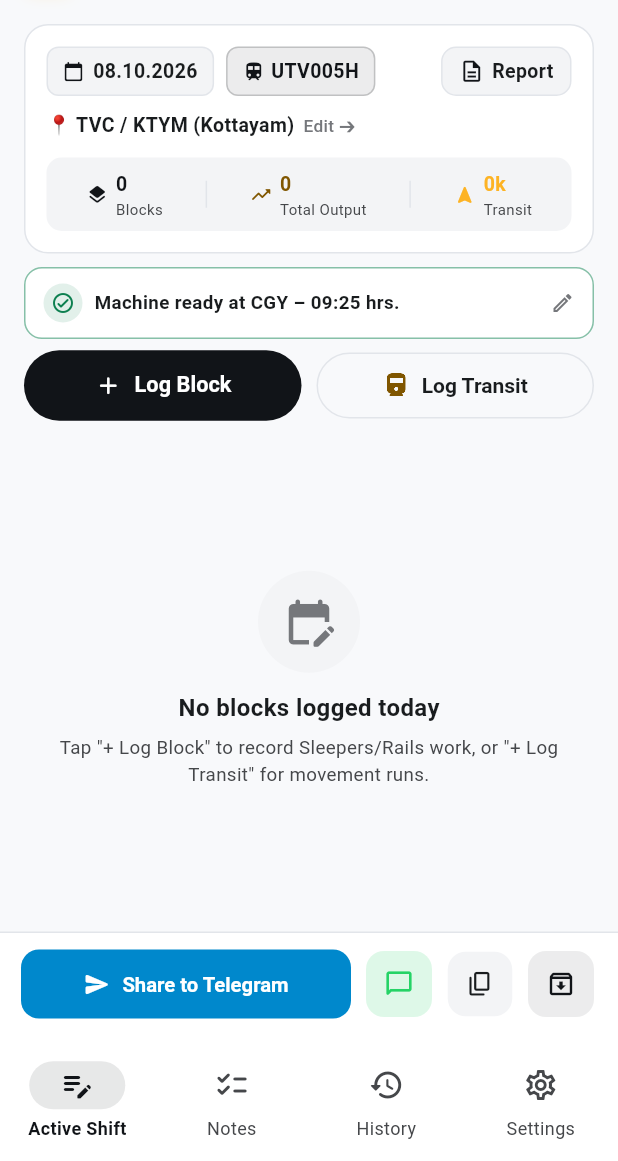
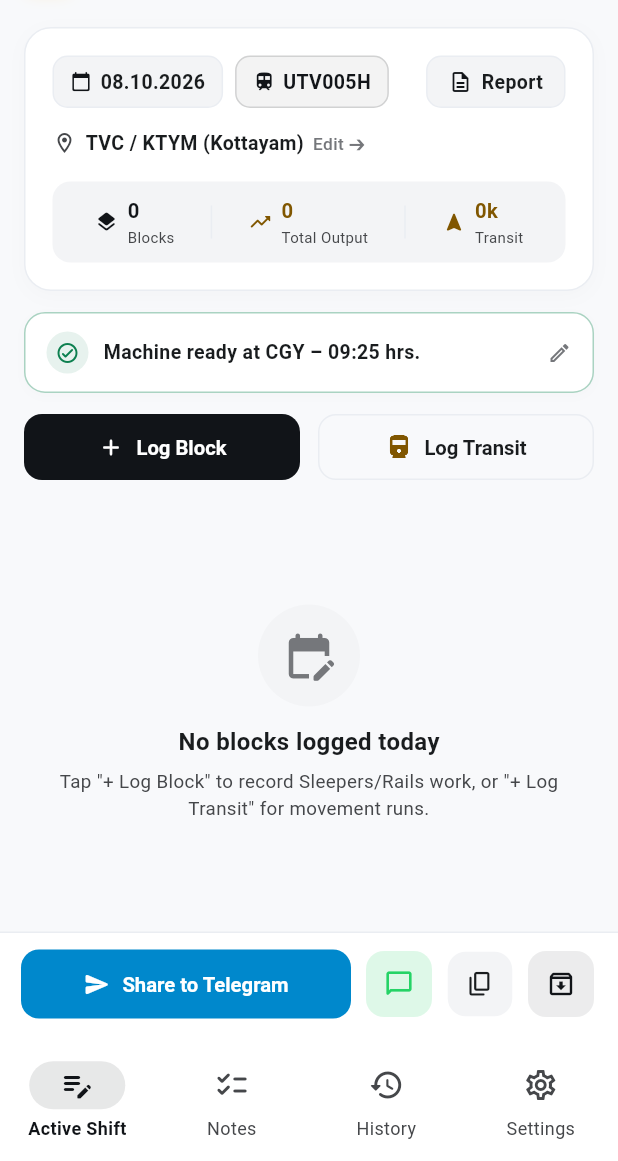
Before and after one commit to turboaristocrat/trackr-lite, a Flutter app: the screen it shows after launch, on a phone screen of 412 x 824 dp, the part 75-1236 px from its top. Run offline on Flutter 3.47's test engine with Material 3 defaults, Android fonts, the phone set to English and light mode, and no system bars; our stand-ins replace file_picker, share_plus, shared_preferences, web.

Commit message:
Refactor shift card, header, and buttons for airy, aesthetic, spacious design

```diff
--- a/lib/screens/shift_screen.dart
+++ b/lib/screens/shift_screen.dart
@@ -249,26 +249,35 @@ class ShiftScreenState extends State<ShiftScreen> {
       children: [
         // ================= TOP HEADER CARD =================
         Container(
-          margin: const EdgeInsets.fromLTRB(16, 10, 16, 6),
-          padding: const EdgeInsets.all(14),
+          margin: const EdgeInsets.fromLTRB(16, 12, 16, 10),
+          padding: const EdgeInsets.all(18),
           decoration: BoxDecoration(
             color: AppTheme.cardBg,
-            borderRadius: BorderRadius.circular(16),
+            borderRadius: BorderRadius.circular(18),
             border: Border.all(color: AppTheme.borderColor),
+            boxShadow: [
+              BoxShadow(
+                color: Colors.black.withValues(alpha: 0.02),
+                blurRadius: 10,
+                offset: const Offset(0, 3),
+              ),
+            ],
           ),
           child: Column(
+            crossAxisAlignment: CrossAxisAlignment.start,
             children: [
+              // Top Row: Date Chip, Machine Badge, Large Report Button
               Row(
                 children: [
                   // Date Chip
                   InkWell(
                     onTap: _pickDate,
-                    borderRadius: BorderRadius.circular(8),
+                    borderRadius: BorderRadius.circular(10),
                     child: Container(
-                      padding: const EdgeInsets.symmetric(horizontal: 10, vertical: 6),
+                      padding: const EdgeInsets.symmetric(horizontal: 11, vertical: 7),
                       decoration: BoxDecoration(
                         color: AppTheme.surfaceContainerLow,
-                        borderRadius: BorderRadius.circular(8),
+                        borderRadius: BorderRadius.circular(10),
                         border: Border.all(color: AppTheme.borderColor),
                       ),
                       child: Row(
@@ -276,7 +285,7 @@ class ShiftScreenState extends State<ShiftScreen> {
                         children: [
                           const Icon(Icons.calendar_today_rounded, size: 14, color: AppTheme.primary),
                           const SizedBox(width: 6),
-                          Text(displayDate, style: const TextStyle(fontWeight: FontWeight.bold, fontSize: 13)),
+                          Text(displayDate, style: const TextStyle(fontWeight: FontWeight.w600, fontSize: 13)),
                         ],
                       ),
                     ),
@@ -286,19 +295,19 @@ class ShiftScreenState extends State<ShiftScreen> {
                   // Machine Badge
                   InkWell(
                     onTap: _editSetup,
-                    borderRadius: BorderRadius.circular(8),
+                    borderRadius: BorderRadius.circular(10),
                     child: Container(
-                      padding: const EdgeInsets.symmetric(horizontal: 10, vertical: 6),
+                      padding: const EdgeInsets.symmetric(horizontal: 11, vertical: 7),
                       decoration: BoxDecoration(
-                        color: AppTheme.primary.withValues(alpha: 0.08),
-                        borderRadius: BorderRadius.circular(8),
-                        border: Border.all(color: AppTheme.primary.withValues(alpha: 0.2)),
+                        color: AppTheme.primary.withValues(alpha: 0.05),
+                        borderRadius: BorderRadius.circular(10),
+                        border: Border.all(color: AppTheme.primary.withValues(alpha: 0.15)),
                       ),
                       child: Row(
                         mainAxisSize: MainAxisSize.min,
                         children: [
                           const Icon(Icons.train_rounded, size: 15, color: AppTheme.primary),
-                          const SizedBox(width: 4),
+                          const SizedBox(width: 5),
                           Text(
                             shift.machineName,
                             style: const TextStyle(fontWeight: FontWeight.bold, fontSize: 13, color: AppTheme.primary),
@@ -308,11 +317,13 @@ class ShiftScreenState extends State<ShiftScreen> {
                     ),
                   ),
                   const Spacer(),
+
+                  // Big Report Button
                   InkWell(
                     onTap: _previewReport,
                     borderRadius: BorderRadius.circular(10),
                     child: Container(
-                      padding: const EdgeInsets.symmetric(horizontal: 11, vertical: 6),
+                      padding: const EdgeInsets.symmetric(horizontal: 14, vertical: 7),
                       decoration: BoxDecoration(
                         color: AppTheme.surfaceContainerLow,
                         borderRadius: BorderRadius.circular(10),
@@ -321,8 +332,8 @@ class ShiftScreenState extends State<ShiftScreen> {
                       child: const Row(
                         mainAxisSize: MainAxisSize.min,
                         children: [
-                          Icon(Icons.description_outlined, size: 17, color: AppTheme.primary),
-                          SizedBox(width: 5),
+                          Icon(Icons.description_outlined, size: 16, color: AppTheme.primary),
+                          SizedBox(width: 6),
                           Text(
                             'Report',
                             style: TextStyle(
@@ -337,7 +348,7 @@ class ShiftScreenState extends State<ShiftScreen> {
                   ),
                 ],
               ),
-              const SizedBox(height: 8),
+              const SizedBox(height: 12),
 
               // Division & Section with Station Details
               InkWell(
@@ -347,11 +358,13 @@ class ShiftScreenState extends State<ShiftScreen> {
                   padding: const EdgeInsets.symmetric(vertical: 2.0),
                   child: Row(
                     children: [
+                      const Icon(Icons.location_on_outlined, size: 16, color: AppTheme.textSecondary),
+                      const SizedBox(width: 6),
                       Flexible(
                         child: Text(
                           hasStationDetail
-                              ? '📍 ${shift.division} / ${shift.section} ($stationDetail)'
-                              : '📍 Division: ${shift.division}   •   Section: ${shift.section}',
+                              ? '${shift.division} / ${shift.section} ($stationDetail)'
+                              : 'Division: ${shift.division}   •   Section: ${shift.section}',
                           style: const TextStyle(fontWeight: FontWeight.w600, fontSize: 13, color: AppTheme.textPrimary),
                           overflow: TextOverflow.ellipsis,
                         ),
@@ -365,20 +378,20 @@ class ShiftScreenState extends State<ShiftScreen> {
                   ),
                 ),
               ),
-              const SizedBox(height: 10),
+              const SizedBox(height: 14),
 
-              // KPI bar
+              // KPI bar (Spacious and breathable)
               Container(
-                padding: const EdgeInsets.symmetric(horizontal: 12, vertical: 8),
+                padding: const EdgeInsets.symmetric(horizontal: 16, vertical: 10),
                 decoration: BoxDecoration(
                   color: AppTheme.surfaceContainerLow,
-                  borderRadius: BorderRadius.circular(10),
+                  borderRadius: BorderRadius.circular(12),
                 ),
                 child: Row(
                   mainAxisAlignment: MainAxisAlignment.spaceAround,
                   children: [
                     _buildKpi('${shift.blockCount}', 'Blocks', Icons.layers_rounded, AppTheme.primary),
-                    Container(width: 1, height: 18, color: AppTheme.borderColor),
+                    Container(width: 1, height: 22, color: AppTheme.borderColor),
                     _buildKpi(
                       shift.totalBlockOutput > 0
                           ? (shift.totalBlockOutput.truncateToDouble() == shift.totalBlockOutput
@@ -389,12 +402,12 @@ class ShiftScreenState extends State<ShiftScreen> {
                       Icons.trending_up_rounded,
                       AppTheme.secondary,
                     ),
-                    Container(width: 1, height: 18, color: AppTheme.borderColor),
+                    Container(width: 1, height: 22, color: AppTheme.borderColor),
                     _buildKpi(
                       shift.totalTransitKm > 0 ? '${shift.totalTransitKm}k' : '0k',
                       'Transit',
                       Icons.navigation_rounded,
-                      AppTheme.amberAccent,
+                      AppTheme.secondary,
                     ),
                   ],
                 ),
@@ -405,30 +418,37 @@ class ShiftScreenState extends State<ShiftScreen> {
 
         // ================= DEDICATED MACHINE READY SECTION =================
         Padding(
-          padding: const EdgeInsets.symmetric(horizontal: 16, vertical: 3),
+          padding: const EdgeInsets.symmetric(horizontal: 16, vertical: 4),
           child: InkWell(
             onTap: _editMachineReady,
-            borderRadius: BorderRadius.circular(12),
+            borderRadius: BorderRadius.circular(14),
             child: Container(
-              padding: const EdgeInsets.symmetric(horizontal: 12, vertical: 10),
+              padding: const EdgeInsets.symmetric(horizontal: 14, vertical: 12),
               decoration: BoxDecoration(
                 color: AppTheme.cardBg,
-                borderRadius: BorderRadius.circular(12),
+                borderRadius: BorderRadius.circular(14),
                 border: Border.all(
-                  color: shift.readyStation.isNotEmpty ? AppTheme.railSafetyGreen.withValues(alpha: 0.5) : AppTheme.borderColor,
+                  color: shift.readyStation.isNotEmpty ? AppTheme.railSafetyGreen.withValues(alpha: 0.35) : AppTheme.borderColor,
                 ),
+                boxShadow: [
+                  BoxShadow(
+                    color: Colors.black.withValues(alpha: 0.015),
+                    blurRadius: 6,
+                    offset: const Offset(0, 2),
+                  ),
+                ],
               ),
               child: Row(
                 children: [
                   Container(
-                    padding: const EdgeInsets.all(5),
+                    padding: const EdgeInsets.all(6),
                     decoration: BoxDecoration(
-                      color: AppTheme.railSafetyGreen.withValues(alpha: 0.12),
+                      color: AppTheme.railSafetyGreen.withValues(alpha: 0.1),
                       shape: BoxShape.circle,
                     ),
                     child: const Icon(Icons.check_circle_outline_rounded, color: AppTheme.railSafetyGreen, size: 16),
                   ),
-                  const SizedBox(width: 8),
+                  const SizedBox(width: 10),
                   Expanded(
                     child: Text(
                       shift.readyStation.isNotEmpty && shift.readyTime.isNotEmpty
@@ -438,7 +458,7 @@ class ShiftScreenState extends State<ShiftScreen> {
                               : 'Machine Ready: Tap to set station & time'),
                       style: TextStyle(
                         fontWeight: FontWeight.w600,
-                        fontSize: 12.5,
+                        fontSize: 13,
                         color: shift.readyStation.isNotEmpty ? AppTheme.textPrimary : AppTheme.textMuted,
                       ),
                     ),
@@ -452,22 +472,35 @@ class ShiftScreenState extends State<ShiftScreen> {
 
         // Action Buttons (+ Log Block / + Transit)
         Padding(
-          padding: const EdgeInsets.symmetric(horizontal: 16, vertical: 4),
+          padding: const EdgeInsets.symmetric(horizontal: 16, vertical: 8),
           child: Row(
             children: [
               Expanded(
                 child: ElevatedButton.icon(
+                  style: ElevatedButton.styleFrom(
+                    backgroundColor: AppTheme.primary,
+                    foregroundColor: Colors.white,
+                    padding: const EdgeInsets.symmetric(vertical: 13),
+                    elevation: 0,
+                    shape: RoundedRectangleBorder(borderRadius: BorderRadius.circular(12)),
+                  ),
                   onPressed: () => _addOrEditBlock(isTransit: false),
-                  icon: const Icon(Icons.add_rounded, size: 19),
-                  label: const Text('Log Block'),
+                  icon: const Icon(Icons.add_rounded, size: 18),
+                  label: const Text('Log Block', style: TextStyle(fontWeight: FontWeight.bold, fontSize: 13.5)),
                 ),
               ),
-              const SizedBox(width: 10),
+              const SizedBox(width: 12),
               Expanded(
                 child: OutlinedButton.icon(
+                  style: OutlinedButton.styleFrom(
+                    foregroundColor: AppTheme.textPrimary,
+                    padding: const EdgeInsets.symmetric(vertical: 13),
+                    side: const BorderSide(color: AppTheme.borderColor),
+                    shape: RoundedRectangleBorder(borderRadius: BorderRadius.circular(12)),
+                  ),
                   onPressed: () => _addOrEditBlock(isTransit: true),
                   icon: const Icon(Icons.directions_railway_rounded, size: 18, color: AppTheme.secondary),
-                  label: const Text('Log Transit'),
+                  label: const Text('Log Transit', style: TextStyle(fontWeight: FontWeight.bold, fontSize: 13.5)),
                 ),
               ),
             ],
@@ -501,30 +534,37 @@ class ShiftScreenState extends State<ShiftScreen> {
 
   Widget _buildMachineStabledCard(ShiftLog shift) {
     return Container(
-      margin: const EdgeInsets.only(top: 4, bottom: 12),
+      margin: const EdgeInsets.only(top: 8, bottom: 16),
       child: InkWell(
         onTap: _editMachineStabled,
-        borderRadius: BorderRadius.circular(12),
+        borderRadius: BorderRadius.circular(14),
         child: Container(
-          padding: const EdgeInsets.symmetric(horizontal: 12, vertical: 10),
+          padding: const EdgeInsets.symmetric(horizontal: 14, vertical: 12),
           decoration: BoxDecoration(
             color: AppTheme.cardBg,
-            borderRadius: BorderRadius.circular(12),
+            borderRadius: BorderRadius.circular(14),
             border: Border.all(
-              color: shift.stabledStation.isNotEmpty ? AppTheme.amberAccent.withValues(alpha: 0.6) : AppTheme.borderColor,
+              color: shift.stabledStation.isNotEmpty ? AppTheme.amberAccent.withValues(alpha: 0.5) : AppTheme.borderColor,
             ),
+            boxShadow: [
+              BoxShadow(
+                color: Colors.black.withValues(alpha: 0.015),
+                blurRadius: 6,
+                offset: const Offset(0, 2),
+              ),
+            ],
           ),
           child: Row(
             children: [
               Container(
-                padding: const EdgeInsets.all(5),
+                padding: const EdgeInsets.all(6),
                 decoration: BoxDecoration(
-                  color: AppTheme.amberAccent.withValues(alpha: 0.15),
+                  color: AppTheme.amberAccent.withValues(alpha: 0.12),
                   shape: BoxShape.circle,
                 ),
                 child: const Icon(Icons.flag_circle_outlined, color: AppTheme.amberAccent, size: 16),
               ),
-              const SizedBox(width: 8),
+              const SizedBox(width: 10),
               Expanded(
                 child: Text(
                   shift.stabledStation.isNotEmpty
@@ -534,7 +574,7 @@ class ShiftScreenState extends State<ShiftScreen> {
                       : 'Machine Stabled: Tap to set station at end of shift',
                   style: TextStyle(
                     fontWeight: FontWeight.w600,
-                    fontSize: 12.5,
+                    fontSize: 13,
                     color: shift.stabledStation.isNotEmpty ? AppTheme.textPrimary : AppTheme.textMuted,
                   ),
                 ),
@@ -550,13 +590,14 @@ class ShiftScreenState extends State<ShiftScreen> {
   Widget _buildKpi(String value, String label, IconData icon, Color color) {
     return Row(
       children: [
-        Icon(icon, size: 15, color: color),
-        const SizedBox(width: 5),
+        Icon(icon, size: 16, color: color),
+        const SizedBox(width: 6),
         Column(
           crossAxisAlignment: CrossAxisAlignment.start,
           mainAxisSize: MainAxisSize.min,
           children: [
-            Text(value, style: TextStyle(fontWeight: FontWeight.bold, fontSize: 13, color: color)),
+            Text(value, style: TextStyle(fontWeight: FontWeight.bold, fontSize: 13.5, color: color)),
+            const SizedBox(height: 1),
             Text(label, style: const TextStyle(fontSize: 10, color: AppTheme.textSecondary)),
           ],
         ),
@@ -600,10 +641,22 @@ class ShiftScreenState extends State<ShiftScreen> {
     final isTransit = b.isTransit;
     final color = isTransit ? AppTheme.secondary : AppTheme.primary;
 
-    return Card(
-      margin: const EdgeInsets.only(bottom: 10),
+    return Container(
+      margin: const EdgeInsets.only(bottom: 12),
+      decoration: BoxDecoration(
+        color: AppTheme.cardBg,
+        borderRadius: BorderRadius.circular(16),
+        border: Border.all(color: AppTheme.borderColor),
+        boxShadow: [
+          BoxShadow(
+            color: Colors.black.withValues(alpha: 0.015),
+            blurRadius: 8,
+            offset: const Offset(0, 2),
+          ),
+        ],
+      ),
       child: Padding(
-        padding: const EdgeInsets.all(12),
+        padding: const EdgeInsets.all(15),
         child: Column(
           crossAxisAlignment: CrossAxisAlignment.start,
           children: [
@@ -611,12 +664,12 @@ class ShiftScreenState extends State<ShiftScreen> {
             Row(
               children: [
                 Container(
-                  padding: const EdgeInsets.symmetric(horizontal: 8, vertical: 3),
+                  padding: const EdgeInsets.symmetric(horizontal: 9, vertical: 4),
                   decoration: BoxDecoration(
-                    color: isTransit ? AppTheme.amberAccent.withValues(alpha: 0.15) : AppTheme.surfaceContainerLow,
-                    borderRadius: BorderRadius.circular(6),
+                    color: isTransit ? AppTheme.amberAccent.withValues(alpha: 0.12) : AppTheme.surfaceContainerLow,
+                    borderRadius: BorderRadius.circular(7),
                     border: Border.all(
-                      color: isTransit ? AppTheme.amberAccent.withValues(alpha: 0.4) : AppTheme.borderColor,
+                      color: isTransit ? AppTheme.amberAccent.withValues(alpha: 0.35) : AppTheme.borderColor,
                     ),
                   ),
                   child: Text(
@@ -624,11 +677,11 @@ class ShiftScreenState extends State<ShiftScreen> {
                     style: TextStyle(
                       fontWeight: FontWeight.bold,
                       fontSize: 11.5,
-                      color: isTransit ? AppTheme.amberAccent : AppTheme.textPrimary,
+                      color: isTransit ? AppTheme.secondary : AppTheme.textPrimary,
                     ),
                   ),
                 ),
-                const SizedBox(width: 8),
+                const SizedBox(width: 9),
                 Text(
                   isTransit
                       ? '${b.startTime} – ${b.endTime} hrs'
@@ -648,30 +701,30 @@ class ShiftScreenState extends State<ShiftScreen> {
                 ),
               ],
             ),
-            const SizedBox(height: 8),
+            const SizedBox(height: 10),
 
             // Section & Line
             Text(
               isTransit
                   ? '${b.stationFrom} – ${b.stationTo}'
                   : '${b.stationFrom} – ${b.stationTo} (${b.line})',
-              style: const TextStyle(fontWeight: FontWeight.bold, fontSize: 14, color: AppTheme.textPrimary),
+              style: const TextStyle(fontWeight: FontWeight.bold, fontSize: 14.5, color: AppTheme.textPrimary),
             ),
-            const SizedBox(height: 6),
+            const SizedBox(height: 8),
 
             // Output items chips/pills
             Wrap(
-              spacing: 6,
-              runSpacing: 5,
+              spacing: 8,
+              runSpacing: 6,
               children: isTransit
                   ? [
                       if (b.output > 0)
                         Container(
-                          padding: const EdgeInsets.symmetric(horizontal: 9, vertical: 4),
+                          padding: const EdgeInsets.symmetric(horizontal: 10, vertical: 5),
                           decoration: BoxDecoration(
-                            color: color.withValues(alpha: 0.08),
+                            color: color.withValues(alpha: 0.06),
                             borderRadius: BorderRadius.circular(8),
-                            border: Border.all(color: color.withValues(alpha: 0.2)),
+                            border: Border.all(color: color.withValues(alpha: 0.18)),
                           ),
                           child: Text(
                             'Run: ${b.output} Km',
@@ -684,11 +737,11 @@ class ShiftScreenState extends State<ShiftScreen> {
                           ? item.output.toInt().toString()
                           : item.output.toString();
                       return Container(
-                        padding: const EdgeInsets.symmetric(horizontal: 9, vertical: 4),
+                        padding: const EdgeInsets.symmetric(horizontal: 10, vertical: 5),
                         decoration: BoxDecoration(
-                          color: color.withValues(alpha: 0.08),
+                          color: color.withValues(alpha: 0.06),
                           borderRadius: BorderRadius.circular(8),
-                          border: Border.all(color: color.withValues(alpha: 0.2)),
+                          border: Border.all(color: color.withValues(alpha: 0.18)),
                         ),
                         child: Text(
                           '${item.activity}: $outStr ${item.outputUnit}',
@@ -699,7 +752,7 @@ class ShiftScreenState extends State<ShiftScreen> {
             ),
 
             if (b.remarks.isNotEmpty) ...[
-              const SizedBox(height: 6),
+              const SizedBox(height: 8),
               Text(
                 'Remarks: ${b.remarks}',
                 style: const TextStyle(color: AppTheme.textSecondary, fontSize: 12, fontStyle: FontStyle.italic),
--- a/lib/theme/app_theme.dart
+++ b/lib/theme/app_theme.dart
@@ -37,7 +37,7 @@ class AppTheme {
   static const Color textMuted = Color(0xFF75777B);
   static const Color outline = Color(0xFF75777B);
   static const Color outlineVariant = Color(0xFFC5C6CB);
-  static const Color borderColor = Color(0xFFE2E5EA);
+  static const Color borderColor = Color(0xFFEAEDF2); // Subtle, airy contour
 
   // Messaging platforms
   static const Color telegramBlue = Color(0xFF0088CC);
@@ -75,7 +75,7 @@ class AppTheme {
         color: surfaceContainerLowest,
         elevation: 0,
         shape: RoundedRectangleBorder(
-          borderRadius: BorderRadius.circular(16),
+          borderRadius: BorderRadius.circular(18),
           side: const BorderSide(
             color: borderColor,
             width: 1,
```
